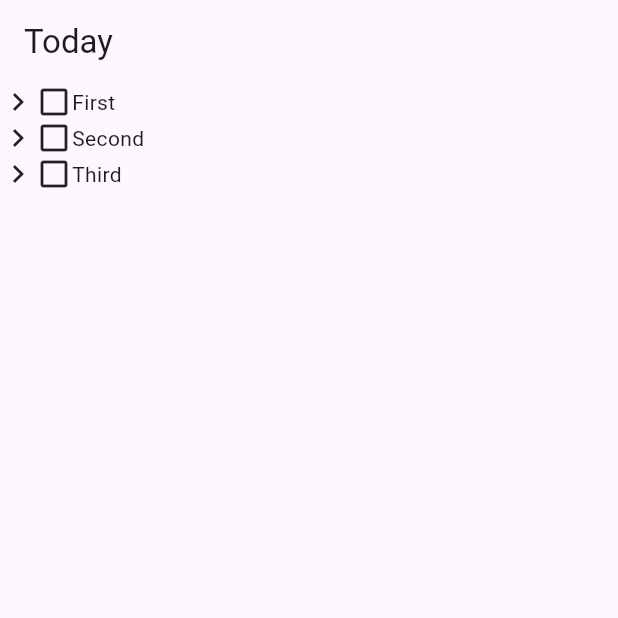
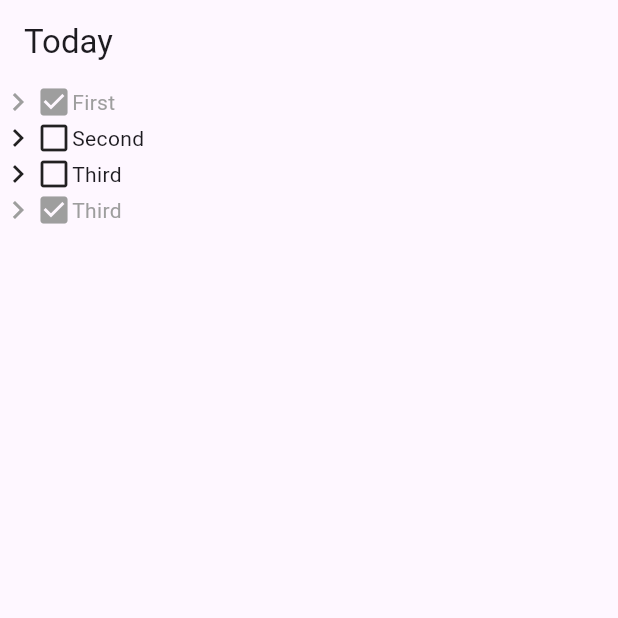
Before and after one commit to Konyszo/Flutter, a Flutter app: the screen it shows after launch, on a phone screen of 412 x 824 dp, the top half of it. Run offline on Flutter 3.47's test engine with Material 3 defaults, Android fonts, the phone set to English and light mode, and no system bars.

Commit message:
Zad.3 Add doen state to TaskRow

```diff
--- a/learning1/lib/main.dart
+++ b/learning1/lib/main.dart
@@ -17,9 +17,10 @@ class CalendarPage extends StatelessWidget {
       ),
       body: Column(
         children: [
-          TaskRow(title: 'First'),
-          TaskRow(title: 'Second'),
-          TaskRow(title: 'Third'),
+          TaskRow(title: 'First', isDone: true,),
+          TaskRow(title: 'Second', isDone: false,),
+          TaskRow(title: 'Third', isDone: false,),
+          TaskRow(title: 'Third', isDone: true),
         ],
       ),
     );
@@ -27,17 +28,29 @@ class CalendarPage extends StatelessWidget {
 }
 
 class TaskRow extends StatelessWidget {
-  TaskRow({super.key, required this.title});
+  TaskRow({super.key, required this.title, required this.isDone});
 
   final String title;
+  final bool isDone;
 
   @override
   Widget build(BuildContext context) {
     return Row(
       children: [
-        Icon(Icons.chevron_right),
-        Icon(Icons.check_box_outline_blank),
-        Text(title),
+        Icon(
+          Icons.chevron_right,
+          color: isDone ? Colors.grey : null,
+        ),
+        Icon(
+          isDone ? Icons.check_box : Icons.check_box_outline_blank,
+          color: isDone ? Colors.grey : null,
+        ),
+        Text(
+          title,
+          style: TextStyle(
+            color: isDone ? Colors.grey : null,
+          ),
+        ),
       ],
     );
   }
```
